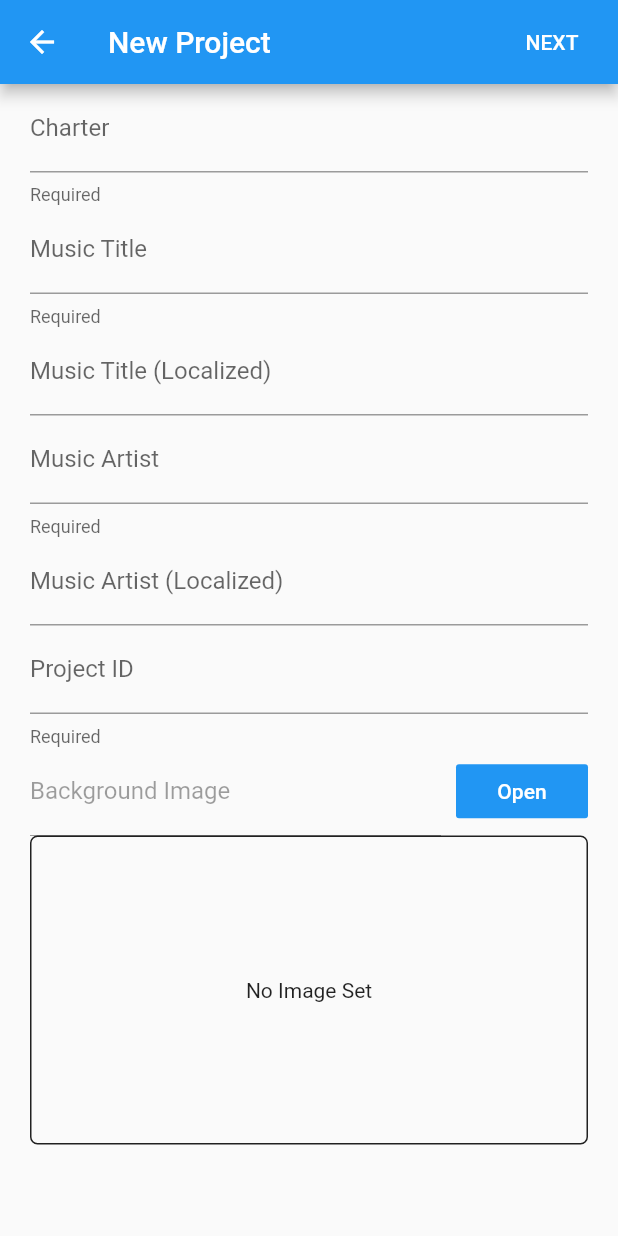
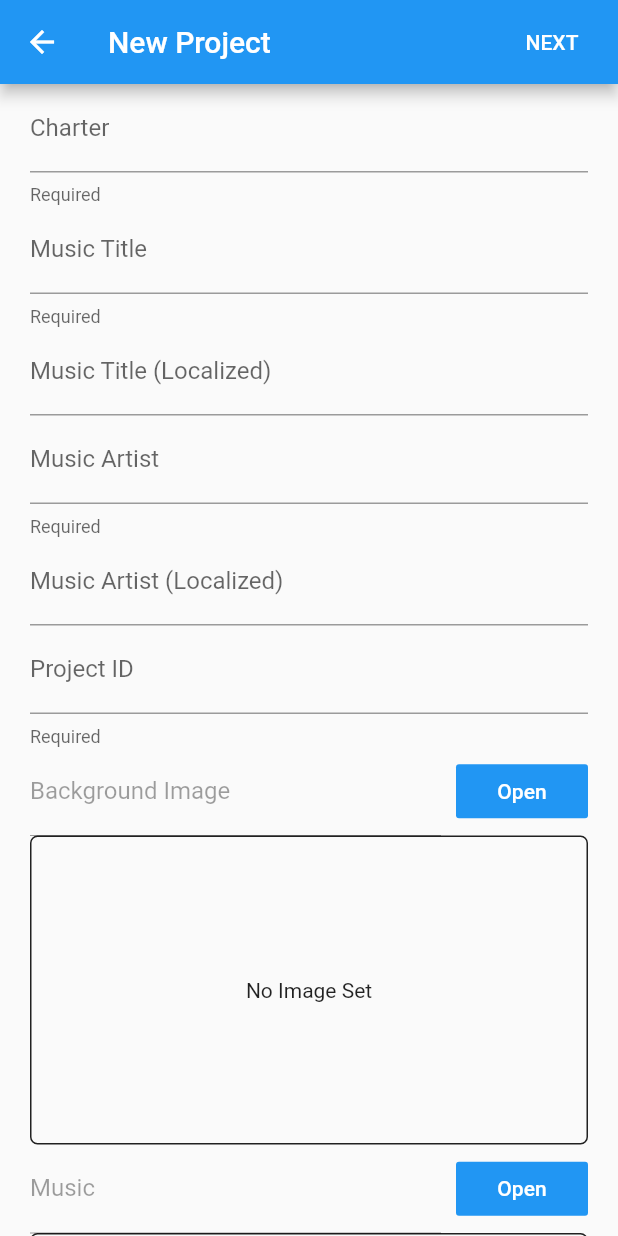
Before and after one commit to TigorLazuardi/cytogenesis, a Flutter app: the CreateNewProjectScreen screen opened by its route, after a tap on "Open", on a phone screen of 412 x 824 dp. Run offline on Flutter 3.47's test engine with Material 2 defaults, Android fonts, the phone set to English and light mode, and no system bars; our stand-ins replace community_material_icon, file_picker; missing offline and left inert: universal_html.

Commit message:
added select music field in create new project

```diff
--- a/lib/screens/create_new.dart
+++ b/lib/screens/create_new.dart
@@ -124,6 +124,7 @@ class _ProjectFormState extends State<_ProjectForm> {
   final formKey = GlobalKey<FormState>();
   File _imageFile;
   String _backgroundImagePath = 'Background Image';
+  String _musicTextBox = 'Music';
   File _musicFile;
 
   Map<String, TextEditingController> _controllers = {
@@ -178,14 +179,50 @@ class _ProjectFormState extends State<_ProjectForm> {
       allowedExtensions: ['jpg', 'jpeg', 'png'],
     );
     if (img != null) {
-      _controllers[_musicPath].text = img.path;
+      _controllers[_backgroundPath].text = img.path;
       setState(() {
         _backgroundImagePath = 'Image: ' + img.path.split('/').last;
         _imageFile = img;
       });
     } else {
+      _controllers[_backgroundPath].text = "";
       setState(() {
         _backgroundImagePath = 'Background Image';
+      });
+    }
+  }
+
+  _setMusic() async {
+    var music = await FilePicker.getFile(
+      type: FileType.audio,
+    );
+    if (music != null) {
+      var filename = music.path.split('/').last;
+      if (!filename.endsWith('.mp3')) {
+        await showDialog(
+          context: context,
+          builder: (BuildContext context) => new AlertDialog(
+            title: new Text('Unsupported File Format'),
+            content:
+                new Text('Format other than MP3 will be formatted as one.'),
+            actions: <Widget>[
+              new FlatButton(
+                onPressed: () => Navigator.pop(context),
+                child: Text('Ok'),
+              ),
+            ],
+          ),
+        );
+      }
+      _controllers[_musicPath].text = music.path;
+      setState(() {
+        _musicTextBox = 'Music: ' + filename;
+        _musicFile = music;
+      });
+    } else {
+      _controllers[_musicPath].text = "";
+      setState(() {
+        _musicTextBox = 'Music';
       });
     }
   }
@@ -321,6 +358,62 @@ class _ProjectFormState extends State<_ProjectForm> {
                     ),
                     width: MediaQuery.of(context).size.width,
                   ),
+            Row(
+              children: <Widget>[
+                Expanded(
+                  child: TextFormField(
+                    enabled: false,
+                    decoration: InputDecoration(
+                      labelText: _musicTextBox,
+                    ),
+                  ),
+                ),
+                Container(
+                  child: FlatButton(
+                    child: Text('Open', style: TextStyle(color: Colors.white)),
+                    onPressed: _setMusic,
+                    color: Colors.blue,
+                  ),
+                  margin: EdgeInsets.only(left: 10),
+                ),
+              ],
+            ),
+            _musicFile == null
+                ? GestureDetector(
+                    child: Container(
+                      decoration: BoxDecoration(
+                        border: Border.all(
+                          color: Colors.black87,
+                          width: 1,
+                        ),
+                        borderRadius: BorderRadius.all(Radius.circular(5)),
+                      ),
+                      padding: EdgeInsets.all(4),
+                      child: Center(child: Text('No Music Set')),
+                      width: MediaQuery.of(context).size.width,
+                      height: MediaQuery.of(context).size.height / 8,
+                    ),
+                    onTap: _setImage,
+                  )
+                : Container(
+                    decoration: BoxDecoration(
+                      border: Border.all(
+                        color: Colors.black87,
+                        width: 1,
+                      ),
+                      borderRadius: BorderRadius.all(Radius.circular(5)),
+                    ),
+                    padding: EdgeInsets.all(4),
+                    // TODO: Set Music Player
+                    child: Center(
+                      child: Text('Music is set but Player not installed.'),
+                    ),
+                    width: MediaQuery.of(context).size.width,
+                    height: MediaQuery.of(context).size.height / 8,
+                  ),
+            Container(
+              height: MediaQuery.of(context).size.height / 20,
+            ),
           ],
         ),
       ),
```
